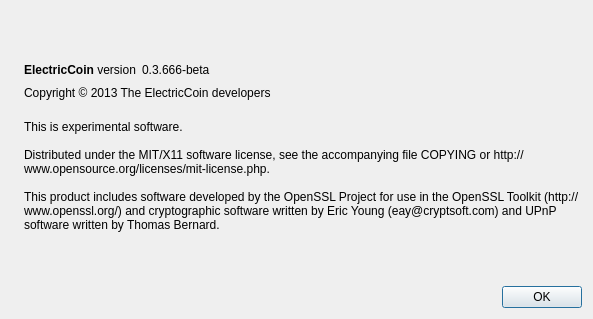
This is src/qt/forms/aboutdialog.ui in HashCoin/ElectricCoin as Qt 5 draws it before an edit. The edited form follows.
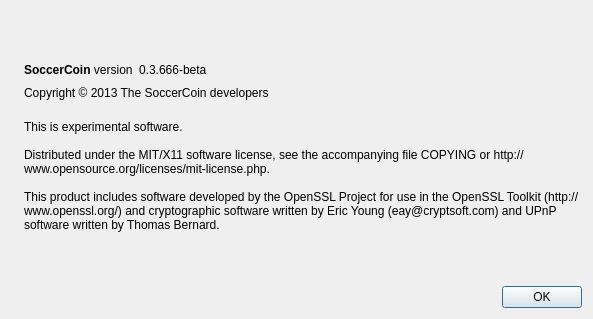
This is the edited form. Icons and pictures are not drawn.

What changed in the file:
```diff
--- a/src/qt/forms/aboutdialog.ui
+++ b/src/qt/forms/aboutdialog.ui
@@ -50,7 +50,7 @@
           <cursorShape>IBeamCursor</cursorShape>
          </property>
          <property name="text">
-          <string>&lt;b&gt;ElectricCoin&lt;/b&gt; version</string>
+          <string>&lt;b&gt;SoccerCoin&lt;/b&gt; version</string>
          </property>
          <property name="textInteractionFlags">
           <set>Qt::LinksAccessibleByMouse|Qt::TextSelectableByKeyboard|Qt::TextSelectableByMouse</set>
@@ -91,7 +91,7 @@
         <cursorShape>IBeamCursor</cursorShape>
        </property>
        <property name="text">
-        <string>Copyright © 2013 The ElectricCoin developers</string>
+        <string>Copyright © 2013 The SoccerCoin developers</string>
        </property>
        <property name="textInteractionFlags">
         <set>Qt::LinksAccessibleByMouse|Qt::TextSelectableByKeyboard|Qt::TextSelectableByMouse</set>
```
Left out of the diff: 2 changed lines with no effect on the pictures.
